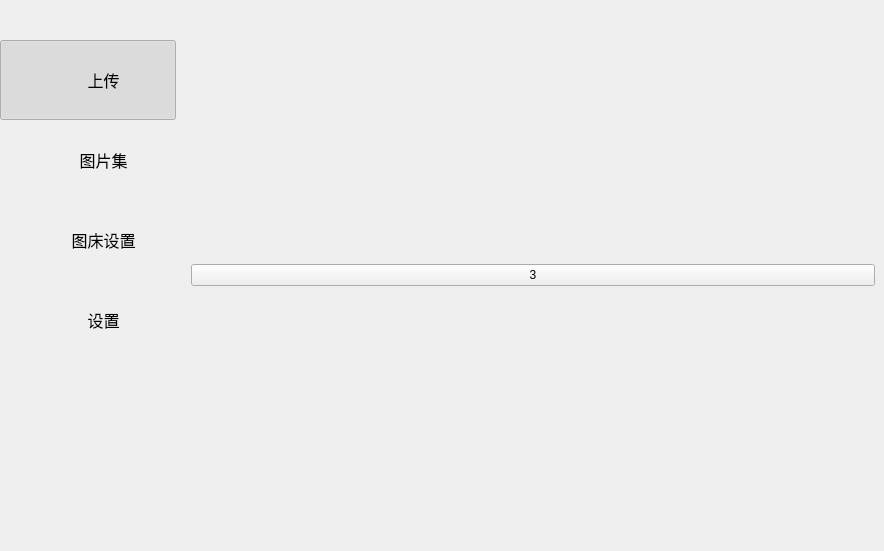
Qt form src/mainwindow.ui (median-dxz/Lotos) before a commit.
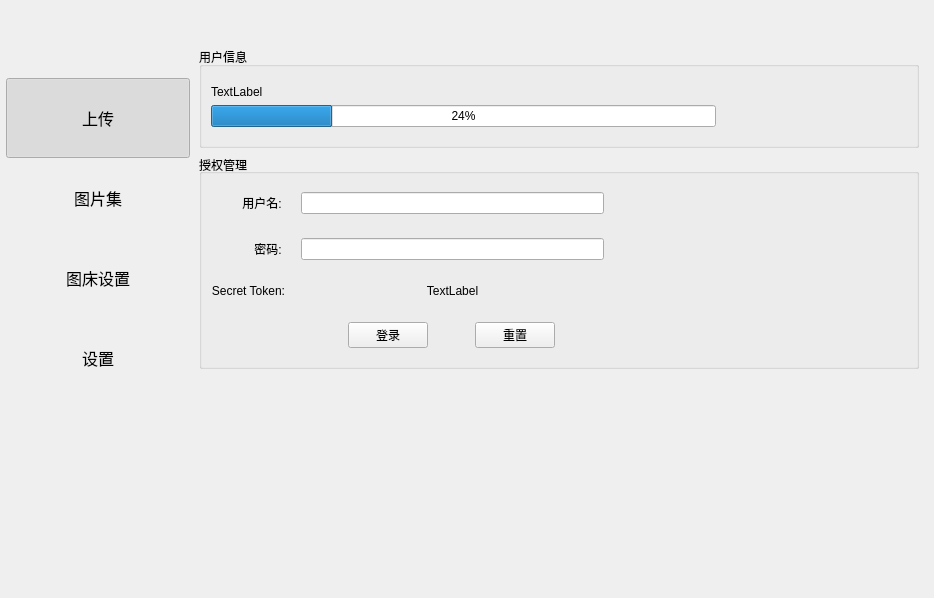
The same form after that commit. The open tabs and pages were chosen to show the change. Custom widgets are drawn as their Qt base class.

```diff
--- a/src/mainwindow.ui
+++ b/src/mainwindow.ui
@@ -6,8 +6,8 @@
    <rect>
     <x>0</x>
     <y>0</y>
-    <width>884</width>
-    <height>551</height>
+    <width>934</width>
+    <height>598</height>
    </rect>
   </property>
   <property name="windowTitle">
@@ -17,21 +17,60 @@
    <string notr="true"/>
   </property>
   <widget class="QWidget" name="centralwidget">
-   <layout class="QGridLayout" name="gridLayout_2" columnstretch="2,0,8">
+   <layout class="QGridLayout" name="gridLayout_2">
     <property name="leftMargin">
-     <number>0</number>
+     <number>6</number>
     </property>
     <property name="topMargin">
-     <number>0</number>
+     <number>6</number>
     </property>
     <property name="rightMargin">
-     <number>0</number>
+     <number>6</number>
     </property>
     <property name="bottomMargin">
+     <number>6</number>
+    </property>
+    <property name="spacing">
      <number>0</number>
     </property>
     <item row="0" column="0">
+     <widget class="QFrame" name="viewport">
+      <property name="frameShape">
+       <enum>QFrame::NoFrame</enum>
+      </property>
+      <property name="frameShadow">
+       <enum>QFrame::Plain</enum>
+      </property>
+      <property name="lineWidth">
+       <number>0</number>
+      </property>
+      <layout class="QGridLayout" name="gridLayout_4" rowstretch="0,0" columnstretch="2,8">
+       <property name="sizeConstraint">
+        <enum>QLayout::SetDefaultConstraint</enum>
+       </property>
+       <property name="leftMargin">
+        <number>0</number>
+       </property>
+       <property name="topMargin">
+        <number>0</number>
+       </property>
+       <property name="rightMargin">
+        <number>0</number>
+       </property>
+       <property name="bottomMargin">
+        <number>0</number>
+       </property>
+       <property name="spacing">
+        <number>0</number>
+       </property>
+       <item row="1" column="0">
      <widget class="QWidget" name="pageSwitchWidget" native="true">
+         <property name="sizePolicy">
+          <sizepolicy hsizetype="Preferred" vsizetype="Preferred">
+           <horstretch>0</horstretch>
+           <verstretch>0</verstretch>
+          </sizepolicy>
+         </property>
       <property name="font">
        <font>
         <family>Microsoft YaHei UI</family>
@@ -77,8 +116,11 @@
          <property name="cursor">
           <cursorShape>ArrowCursor</cursorShape>
          </property>
+            <property name="layoutDirection">
+             <enum>Qt::LeftToRight</enum>
+            </property>
          <property name="text">
-          <string>       上传</string>
+             <string>上传</string>
          </property>
          <property name="checkable">
           <bool>true</bool>
@@ -112,7 +154,7 @@
           <string notr="true"/>
          </property>
          <property name="text">
-          <string>       图片集</string>
+             <string>图片集</string>
          </property>
          <property name="checkable">
           <bool>true</bool>
@@ -143,7 +185,7 @@
           <string notr="true"/>
          </property>
          <property name="text">
-          <string>       图床设置</string>
+             <string>图床设置</string>
          </property>
          <property name="checkable">
           <bool>true</bool>
@@ -180,7 +222,7 @@
           <string notr="true"/>
          </property>
          <property name="text">
-          <string>       设置</string>
+             <string>设置</string>
          </property>
          <property name="checkable">
           <bool>true</bool>
@@ -206,7 +248,7 @@
       </layout>
      </widget>
     </item>
-    <item row="0" column="2">
+       <item row="1" column="1">
      <widget class="QStackedWidget" name="stackedWidget">
       <property name="styleSheet">
        <string notr="true"/>
@@ -221,7 +263,7 @@
        <number>0</number>
       </property>
       <property name="currentIndex">
-       <number>0</number>
+          <number>2</number>
       </property>
       <widget class="QWidget" name="uploadPage">
        <property name="sizePolicy">
@@ -230,7 +272,7 @@
          <verstretch>0</verstretch>
         </sizepolicy>
        </property>
-       <layout class="QGridLayout" name="gridLayout" rowstretch="1,5,1,1">
+          <layout class="QGridLayout" name="gridLayout" rowstretch="2,8,1,1">
         <property name="leftMargin">
          <number>40</number>
         </property>
@@ -249,6 +291,28 @@
         <property name="verticalSpacing">
          <number>20</number>
         </property>
+           <item row="0" column="0">
+            <widget class="QLabel" name="label">
+             <property name="font">
+              <font>
+               <family>Microsoft YaHei UI</family>
+               <pointsize>24</pointsize>
+              </font>
+             </property>
+             <property name="layoutDirection">
+              <enum>Qt::LeftToRight</enum>
+             </property>
+             <property name="text">
+              <string>图片上传</string>
+             </property>
+             <property name="textFormat">
+              <enum>Qt::PlainText</enum>
+             </property>
+             <property name="alignment">
+              <set>Qt::AlignCenter</set>
+             </property>
+            </widget>
+           </item>
         <item row="3" column="0">
          <layout class="QHBoxLayout" name="horizontalLayout_3">
           <property name="spacing">
@@ -319,6 +383,31 @@
           </item>
          </layout>
         </item>
+           <item row="2" column="0">
+            <widget class="QProgressBar" name="uploadProgress">
+             <property name="sizePolicy">
+              <sizepolicy hsizetype="Expanding" vsizetype="Fixed">
+               <horstretch>0</horstretch>
+               <verstretch>0</verstretch>
+              </sizepolicy>
+             </property>
+             <property name="value">
+              <number>0</number>
+             </property>
+             <property name="textVisible">
+              <bool>false</bool>
+             </property>
+             <property name="orientation">
+              <enum>Qt::Horizontal</enum>
+             </property>
+             <property name="textDirection">
+              <enum>QProgressBar::TopToBottom</enum>
+             </property>
+             <property name="format">
+              <string>%p%</string>
+             </property>
+            </widget>
+           </item>
         <item row="1" column="0">
          <widget class="QLabel" name="dragBox">
           <property name="maximumSize">
@@ -344,53 +433,6 @@
           </property>
          </widget>
         </item>
-        <item row="2" column="0">
-         <widget class="QProgressBar" name="uploadProgress">
-          <property name="sizePolicy">
-           <sizepolicy hsizetype="Expanding" vsizetype="Fixed">
-            <horstretch>0</horstretch>
-            <verstretch>0</verstretch>
-           </sizepolicy>
-          </property>
-          <property name="value">
-           <number>0</number>
-          </property>
-          <property name="textVisible">
-           <bool>false</bool>
-          </property>
-          <property name="orientation">
-           <enum>Qt::Horizontal</enum>
-          </property>
-          <property name="textDirection">
-           <enum>QProgressBar::TopToBottom</enum>
-          </property>
-          <property name="format">
-           <string>%p%</string>
-          </property>
-         </widget>
-        </item>
-        <item row="0" column="0">
-         <widget class="QLabel" name="label">
-          <property name="font">
-           <font>
-            <family>Microsoft YaHei UI</family>
-            <pointsize>24</pointsize>
-           </font>
-          </property>
-          <property name="layoutDirection">
-           <enum>Qt::LeftToRight</enum>
-          </property>
-          <property name="text">
-           <string>图片上传</string>
-          </property>
-          <property name="textFormat">
-           <enum>Qt::PlainText</enum>
-          </property>
-          <property name="alignment">
-           <set>Qt::AlignCenter</set>
-          </property>
-         </widget>
-        </item>
        </layout>
       </widget>
       <widget class="QWidget" name="page_5">
@@ -404,73 +446,249 @@
         </item>
        </layout>
       </widget>
-      <widget class="QWidget" name="page_4">
-       <layout class="QHBoxLayout" name="horizontalLayout_2">
+         <widget class="QWidget" name="hostDashBoardPage">
+          <layout class="QVBoxLayout" name="verticalLayout">
         <item>
-         <widget class="QPushButton" name="pushButton_8">
+            <widget class="QGroupBox" name="groupBox_2">
+             <property name="title">
+              <string>用户信息</string>
+             </property>
+             <property name="flat">
+              <bool>false</bool>
+             </property>
+             <layout class="QVBoxLayout" name="verticalLayout_2">
+              <property name="topMargin">
+               <number>18</number>
+              </property>
+              <property name="rightMargin">
+               <number>200</number>
+              </property>
+              <property name="bottomMargin">
+               <number>18</number>
+              </property>
+              <item>
+               <widget class="QLabel" name="userInfoLabel">
           <property name="text">
-           <string>3</string>
-          </property>
-         </widget>
-        </item>
-       </layout>
-      </widget>
-      <widget class="QWidget" name="page_3">
-       <widget class="QPushButton" name="pushButton_9">
-        <property name="geometry">
-         <rect>
-          <x>170</x>
-          <y>200</y>
-          <width>80</width>
-          <height>20</height>
-         </rect>
-        </property>
+                 <string>TextLabel</string>
+                </property>
+                <property name="textFormat">
+                 <enum>Qt::AutoText</enum>
+                </property>
+               </widget>
+              </item>
+              <item>
+               <widget class="QProgressBar" name="hostUserDiskLimit">
+                <property name="sizePolicy">
+                 <sizepolicy hsizetype="Expanding" vsizetype="Fixed">
+                  <horstretch>0</horstretch>
+                  <verstretch>0</verstretch>
+                 </sizepolicy>
+                </property>
+                <property name="value">
+                 <number>24</number>
+                </property>
+                <property name="textVisible">
+                 <bool>true</bool>
+                </property>
+                <property name="invertedAppearance">
+                 <bool>false</bool>
+                </property>
+                <property name="textDirection">
+                 <enum>QProgressBar::TopToBottom</enum>
+                </property>
+                <property name="format">
+                 <string>%p%</string>
+                </property>
+               </widget>
+              </item>
+             </layout>
+            </widget>
+           </item>
+           <item>
+            <widget class="QGroupBox" name="groupBox">
+             <property name="title">
+              <string>授权管理</string>
+             </property>
+             <property name="alignment">
+              <set>Qt::AlignLeading|Qt::AlignLeft|Qt::AlignVCenter</set>
+             </property>
+             <property name="flat">
+              <bool>false</bool>
+             </property>
+             <property name="checkable">
+              <bool>false</bool>
+             </property>
+             <layout class="QGridLayout" name="gridLayout_3">
+              <property name="leftMargin">
+               <number>9</number>
+              </property>
+              <property name="topMargin">
+               <number>18</number>
+              </property>
+              <property name="bottomMargin">
+               <number>18</number>
+              </property>
+              <property name="horizontalSpacing">
+               <number>16</number>
+              </property>
+              <property name="verticalSpacing">
+               <number>24</number>
+              </property>
+              <item row="5" column="3">
+               <layout class="QHBoxLayout" name="horizontalLayout">
+                <item>
+                 <widget class="QPushButton" name="hostLogin">
+                  <property name="sizePolicy">
+                   <sizepolicy hsizetype="Fixed" vsizetype="Fixed">
+                    <horstretch>0</horstretch>
+                    <verstretch>0</verstretch>
+                   </sizepolicy>
+                  </property>
         <property name="text">
-         <string>4</string>
-        </property>
-       </widget>
-      </widget>
-      <widget class="QWidget" name="page_2">
-       <widget class="QPushButton" name="pushButton_2">
-        <property name="geometry">
-         <rect>
-          <x>330</x>
-          <y>400</y>
-          <width>80</width>
+                   <string>登录</string>
+                  </property>
+                  <property name="flat">
+                   <bool>false</bool>
+                  </property>
+                 </widget>
+                </item>
+                <item>
+                 <widget class="QPushButton" name="hostReset">
+                  <property name="sizePolicy">
+                   <sizepolicy hsizetype="Fixed" vsizetype="Fixed">
+                    <horstretch>0</horstretch>
+                    <verstretch>0</verstretch>
+                   </sizepolicy>
+                  </property>
+                  <property name="text">
+                   <string>重置</string>
+                  </property>
+                 </widget>
+                </item>
+               </layout>
+              </item>
+              <item row="0" column="3">
+               <widget class="QLineEdit" name="hostUsername"/>
+              </item>
+              <item row="5" column="4">
+               <spacer name="horizontalSpacer_4">
+                <property name="orientation">
+                 <enum>Qt::Horizontal</enum>
+                </property>
+                <property name="sizeHint" stdset="0">
+                 <size>
+                  <width>40</width>
           <height>20</height>
-         </rect>
-        </property>
+                 </size>
+                </property>
+               </spacer>
+              </item>
+              <item row="1" column="1">
+               <widget class="QLabel" name="label_3">
         <property name="text">
-         <string>PushButton</string>
-        </property>
-       </widget>
-       <widget class="QToolButton" name="toolButton">
-        <property name="geometry">
-         <rect>
-          <x>430</x>
-          <y>400</y>
-          <width>38</width>
-          <height>19</height>
-         </rect>
-        </property>
+                 <string>密码: </string>
+                </property>
+                <property name="alignment">
+                 <set>Qt::AlignRight|Qt::AlignTrailing|Qt::AlignVCenter</set>
+                </property>
+               </widget>
+              </item>
+              <item row="1" column="3">
+               <widget class="QLineEdit" name="hostPassword"/>
+              </item>
+              <item row="2" column="3">
+               <widget class="QLabel" name="tokenLabel">
+                <property name="text">
+                 <string>TextLabel</string>
+                </property>
+                <property name="textFormat">
+                 <enum>Qt::AutoText</enum>
+                </property>
+                <property name="alignment">
+                 <set>Qt::AlignCenter</set>
+                </property>
+               </widget>
+              </item>
+              <item row="0" column="4">
+               <spacer name="horizontalSpacer_3">
+                <property name="orientation">
+                 <enum>Qt::Horizontal</enum>
+                </property>
+                <property name="sizeHint" stdset="0">
+                 <size>
+                  <width>40</width>
+                  <height>20</height>
+                 </size>
+                </property>
+               </spacer>
+              </item>
+              <item row="2" column="1">
+               <widget class="QLabel" name="label_4">
         <property name="text">
-         <string>...</string>
-        </property>
-       </widget>
-      </widget>
-     </widget>
-    </item>
-   </layout>
-  </widget>
-  <widget class="QMenuBar" name="menubar">
-   <property name="geometry">
-    <rect>
-     <x>0</x>
-     <y>0</y>
-     <width>884</width>
-     <height>26</height>
-    </rect>
-   </property>
+                 <string>Secret Token:</string>
+                </property>
+                <property name="alignment">
+                 <set>Qt::AlignRight|Qt::AlignTrailing|Qt::AlignVCenter</set>
+                </property>
+               </widget>
+              </item>
+              <item row="0" column="1">
+               <widget class="QLabel" name="label_2">
+                <property name="text">
+                 <string>用户名: </string>
+                </property>
+                <property name="alignment">
+                 <set>Qt::AlignRight|Qt::AlignTrailing|Qt::AlignVCenter</set>
+                </property>
+               </widget>
+              </item>
+             </layout>
+            </widget>
+           </item>
+           <item>
+            <spacer name="verticalSpacer_2">
+             <property name="orientation">
+              <enum>Qt::Vertical</enum>
+             </property>
+             <property name="sizeHint" stdset="0">
+              <size>
+               <width>20</width>
+               <height>40</height>
+              </size>
+             </property>
+            </spacer>
+           </item>
+          </layout>
+         </widget>
+         <widget class="QWidget" name="page_3"/>
+        </widget>
+       </item>
+       <item row="0" column="0" colspan="2">
+        <widget class="TitleBar" name="titleBar" native="true">
+         <property name="sizePolicy">
+          <sizepolicy hsizetype="Preferred" vsizetype="Fixed">
+           <horstretch>0</horstretch>
+           <verstretch>0</verstretch>
+          </sizepolicy>
+         </property>
+         <property name="minimumSize">
+          <size>
+           <width>0</width>
+           <height>32</height>
+          </size>
+         </property>
+         <property name="baseSize">
+          <size>
+           <width>0</width>
+           <height>0</height>
+          </size>
+         </property>
+        </widget>
+       </item>
+      </layout>
+     </widget>
+    </item>
+   </layout>
   </widget>
  </widget>
  <customwidgets>
@@ -479,6 +697,12 @@
    <extends>QPushButton</extends>
    <header>pagebutton.h</header>
   </customwidget>
+  <customwidget>
+   <class>TitleBar</class>
+   <extends>QWidget</extends>
+   <header>titlebar.h</header>
+   <container>1</container>
+  </customwidget>
  </customwidgets>
  <resources/>
  <connections/>
```
Lines whose indentation alone changed are shown as unchanged.
